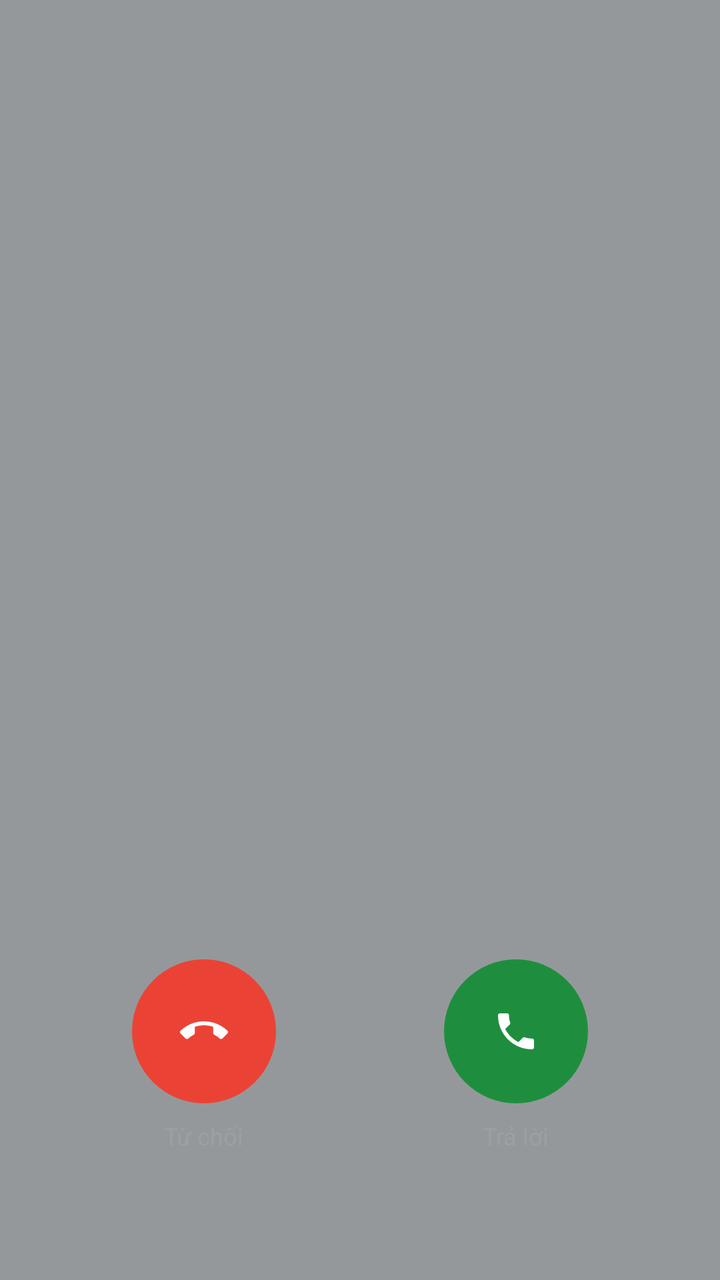
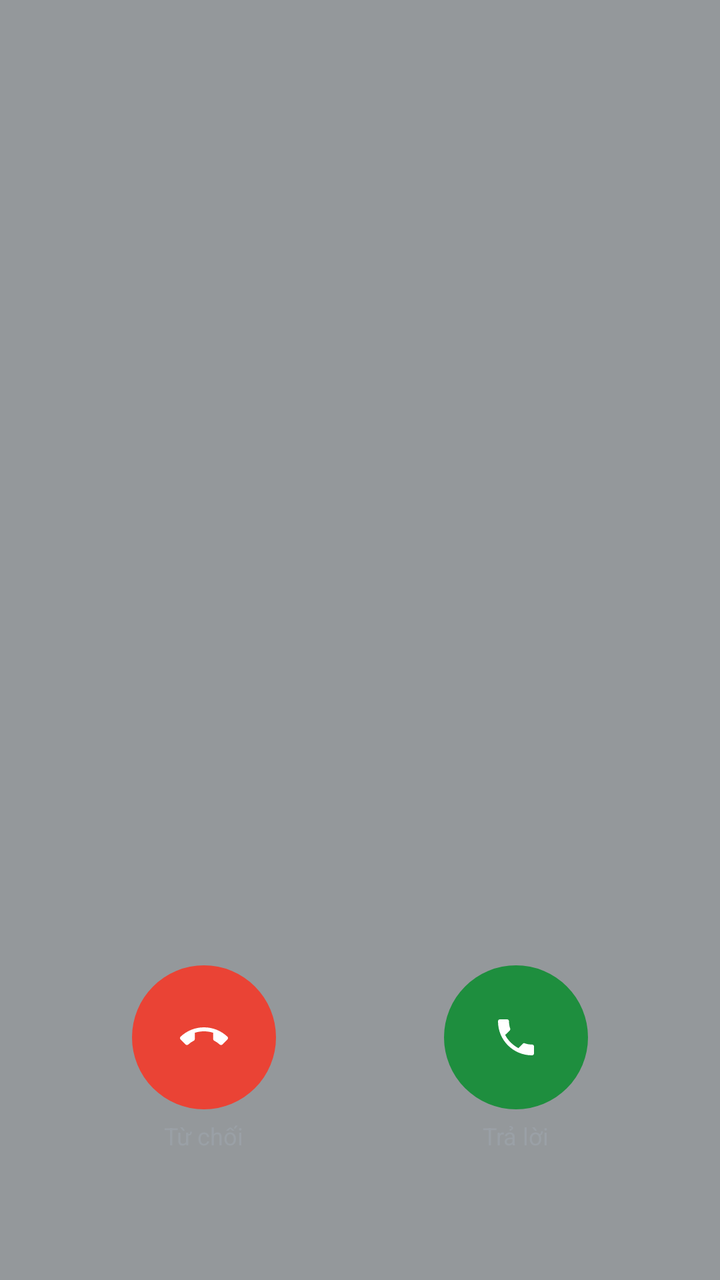

The first picture is an Android layout as it rendered before a commit; the second is the same layout after the commit. The layout source and the unified diff follow.
<!-- AndroidManifest.xml: activity theme Theme.SimpleCall.InCall -->
<!-- res/layout/activity_in_call.xml -->
<?xml version="1.0" encoding="utf-8"?>
<androidx.constraintlayout.widget.ConstraintLayout
    xmlns:android="http://schemas.android.com/apk/res/android"
    xmlns:app="http://schemas.android.com/apk/res-auto"
    android:layout_width="match_parent"
    android:layout_height="match_parent"
    android:background="@drawable/bg_incall_screen">

    
    <TextView android:id="@+id/tvCallerName"
        android:layout_width="0dp" android:layout_height="wrap_content"
        android:layout_marginTop="160dp"
        android:layout_marginStart="24dp" android:layout_marginEnd="24dp"
        android:gravity="center"
        android:textColor="@color/text_on_dark" android:textSize="40sp"
        android:textStyle="bold"
        android:fontFamily="sans-serif" android:singleLine="true"
        app:layout_constraintTop_toTopOf="parent"
        app:layout_constraintStart_toStartOf="parent"
        app:layout_constraintEnd_toEndOf="parent"/>

    
    <LinearLayout android:id="@+id/llSimLine"
        android:layout_width="wrap_content" android:layout_height="wrap_content"
        android:orientation="horizontal" android:gravity="center_vertical"
        android:layout_marginTop="12dp"
        android:visibility="gone"
        app:layout_constraintTop_toBottomOf="@id/tvCallerName"
        app:layout_constraintStart_toStartOf="parent"
        app:layout_constraintEnd_toEndOf="parent">

        <FrameLayout
            android:layout_width="22dp" android:layout_height="22dp"
            android:layout_marginEnd="6dp">
            <TextView android:id="@+id/tvSimBadge"
                android:layout_width="22dp" android:layout_height="22dp"
                android:gravity="center"
                android:background="@drawable/bg_sim_badge"
                android:text="2"
                android:textSize="9sp"
                android:textColor="@color/call_log_muted" />
        </FrameLayout>

        <TextView android:id="@+id/tvCallerNumber"
            android:layout_width="wrap_content" android:layout_height="wrap_content"
            android:textColor="#9AA0A6" android:textSize="15sp"
            android:fontFamily="sans-serif"
            android:visibility="gone"/>
    </LinearLayout>

    
    <LinearLayout android:id="@+id/llStatusLine"
        android:layout_width="wrap_content" android:layout_height="wrap_content"
        android:orientation="horizontal" android:gravity="center_vertical"
        android:layout_marginTop="8dp"
        app:layout_constraintTop_toBottomOf="@id/llSimLine"
        app:layout_constraintStart_toStartOf="parent"
        app:layout_constraintEnd_toEndOf="parent">

        <TextView android:id="@+id/tvHdBadge"
            android:layout_width="wrap_content" android:layout_height="18dp"
            android:paddingStart="4dp" android:paddingEnd="4dp"
            android:gravity="center" android:text="HD"
            android:textSize="10sp" android:textColor="#9AA0A6"
            android:background="@drawable/bg_hd_badge"
            android:layout_marginEnd="6dp"
            android:visibility="gone" />

        <TextView android:id="@+id/tvCallStatus"
            android:layout_width="wrap_content" android:layout_height="wrap_content"
            android:textColor="@color/text_on_dark" android:textSize="14sp"
            android:fontFamily="sans-serif" />
    </LinearLayout>

    
    <LinearLayout android:id="@+id/incomingControls"
        android:layout_width="0dp" android:layout_height="wrap_content"
        android:orientation="horizontal" android:gravity="center"
        android:layout_marginStart="24dp" android:layout_marginEnd="24dp"
        android:layout_marginBottom="64dp"
        app:layout_constraintBottom_toBottomOf="parent"
        app:layout_constraintStart_toStartOf="parent"
        app:layout_constraintEnd_toEndOf="parent">

        <LinearLayout android:layout_width="0dp" android:layout_height="wrap_content"
            android:layout_weight="1" android:orientation="vertical" android:gravity="center">
            <ImageButton android:id="@+id/btnDecline"
                android:layout_width="72dp" android:layout_height="72dp"
                android:background="@drawable/bg_decline_circle"
                android:src="@drawable/ic_call_end"
                android:contentDescription="@string/decline"/>
            <TextView android:layout_width="wrap_content" android:layout_height="wrap_content"
                android:text="Từ chối" android:textColor="#9AA0A6" android:textSize="12sp"
                android:layout_marginTop="8dp" android:fontFamily="sans-serif"/>
        </LinearLayout>

        <LinearLayout android:layout_width="0dp" android:layout_height="wrap_content"
            android:layout_weight="1" android:orientation="vertical" android:gravity="center">
            <ImageButton android:id="@+id/btnAnswer"
                android:layout_width="72dp" android:layout_height="72dp"
                android:background="@drawable/bg_call_circle"
                android:src="@drawable/ic_call"
                android:contentDescription="@string/answer"/>
            <TextView android:layout_width="wrap_content" android:layout_height="wrap_content"
                android:text="Trả lời" android:textColor="#9AA0A6" android:textSize="12sp"
                android:layout_marginTop="8dp" android:fontFamily="sans-serif"/>
        </LinearLayout>
    </LinearLayout>

    
    <LinearLayout android:id="@+id/activeControls"
        android:layout_width="match_parent" android:layout_height="wrap_content"
        android:orientation="vertical" android:visibility="gone"
        android:layout_marginStart="24dp" android:layout_marginEnd="24dp"
        android:layout_marginBottom="24dp"
        app:layout_constraintBottom_toBottomOf="parent"
        app:layout_constraintStart_toStartOf="parent"
        app:layout_constraintEnd_toEndOf="parent">

        
        <LinearLayout android:layout_width="match_parent" android:layout_height="wrap_content"
            android:orientation="horizontal" android:gravity="center"
            android:layout_marginBottom="24dp">

            <LinearLayout android:layout_width="0dp" android:layout_height="wrap_content"
                android:layout_weight="1" android:orientation="vertical" android:gravity="center">
                <ImageButton android:id="@+id/btnRecord"
                    android:layout_width="40dp" android:layout_height="40dp"
                    android:background="@android:color/transparent"
                    android:scaleType="center"
                    android:tint="@color/text_on_dark"
                    android:src="@drawable/ic_record_dot"
                    android:contentDescription="@string/start_recording"/>
                <TextView android:id="@+id/tvRecordLabel"
                    android:layout_width="wrap_content" android:layout_height="wrap_content"
                    android:text="@string/start_recording" android:textColor="#9AA0A6" android:textSize="12sp"
                    android:layout_marginTop="8dp" android:fontFamily="sans-serif"/>
            </LinearLayout>

            <LinearLayout android:layout_width="0dp" android:layout_height="wrap_content"
                android:layout_weight="1" android:orientation="vertical" android:gravity="center">
                <ImageButton android:id="@+id/btnMute"
                    android:layout_width="40dp" android:layout_height="40dp"
                    android:background="@android:color/transparent"
                    android:scaleType="center"
                    android:tint="@color/text_on_dark"
                    android:src="@drawable/ic_mic_off"
                    android:contentDescription="Im lặng"/>
                <TextView android:id="@+id/tvMuteLabel"
                    android:layout_width="wrap_content" android:layout_height="wrap_content"
                    android:text="Im lặng" android:textColor="#9AA0A6" android:textSize="12sp"
                    android:layout_marginTop="8dp" android:fontFamily="sans-serif"/>
            </LinearLayout>

            <LinearLayout android:layout_width="0dp" android:layout_height="wrap_content"
                android:layout_weight="1" android:orientation="vertical" android:gravity="center">
                <ImageButton android:id="@+id/btnHold"
                    android:layout_width="40dp" android:layout_height="40dp"
                    android:background="@android:color/transparent"
                    android:scaleType="center"
                    android:tint="@color/text_on_dark"
                    android:src="@drawable/ic_call_hold"
                    android:contentDescription="@string/hold_call"/>
                <TextView android:id="@+id/tvHoldLabel"
                    android:layout_width="wrap_content" android:layout_height="wrap_content"
                    android:text="@string/hold_call" android:textColor="#9AA0A6" android:textSize="12sp"
                    android:layout_marginTop="8dp" android:fontFamily="sans-serif"/>
            </LinearLayout>
        </LinearLayout>

        
        <LinearLayout android:layout_width="match_parent" android:layout_height="wrap_content"
            android:orientation="horizontal" android:gravity="center"
            android:layout_marginBottom="24dp">

            <LinearLayout android:layout_width="0dp" android:layout_height="wrap_content"
                android:layout_weight="1" android:orientation="vertical" android:gravity="center">
                <ImageButton android:id="@+id/btnClarity"
                    android:layout_width="40dp" android:layout_height="40dp"
                    android:background="@android:color/transparent"
                    android:scaleType="center"
                    android:tint="@color/text_on_dark"
                    android:src="@drawable/ic_call_clarity"
                    android:contentDescription="@string/call_clarity"/>
                <TextView android:id="@+id/tvClarityLabel"
                    android:layout_width="wrap_content" android:layout_height="wrap_content"
                    android:text="@string/call_clarity" android:textColor="#9AA0A6" android:textSize="12sp"
                    android:layout_marginTop="8dp" android:fontFamily="sans-serif"/>
            </LinearLayout>

            <LinearLayout android:layout_width="0dp" android:layout_height="wrap_content"
                android:layout_weight="1" android:orientation="vertical" android:gravity="center">
                <ImageButton android:id="@+id/btnAddCall"
                    android:layout_width="40dp" android:layout_height="40dp"
                    android:background="@android:color/transparent"
                    android:scaleType="center"
                    android:tint="@color/text_on_dark"
                    android:src="@drawable/ic_add"
                    android:contentDescription="@string/add_call"/>
                <TextView android:layout_width="wrap_content" android:layout_height="wrap_content"
                    android:text="@string/add_call" android:textColor="#9AA0A6" android:textSize="12sp"
                    android:layout_marginTop="8dp" android:fontFamily="sans-serif"/>
            </LinearLayout>

            <LinearLayout android:layout_width="0dp" android:layout_height="wrap_content"
                android:layout_weight="1" android:orientation="vertical" android:gravity="center">
                <ImageButton android:id="@+id/btnMore"
                    android:layout_width="40dp" android:layout_height="40dp"
                    android:background="@android:color/transparent"
                    android:scaleType="center"
                    android:tint="@color/text_on_dark"
                    android:src="@drawable/ic_expand_more"
                    android:contentDescription="@string/more_options"/>
                <TextView android:layout_width="wrap_content" android:layout_height="wrap_content"
                    android:text="@string/more_options" android:textColor="#9AA0A6" android:textSize="12sp"
                    android:layout_marginTop="8dp" android:fontFamily="sans-serif"/>
            </LinearLayout>
        </LinearLayout>

        
        <GridLayout android:id="@+id/dtmfPanel"
            android:layout_width="match_parent" android:layout_height="wrap_content"
            android:columnCount="3" android:rowCount="4"
            android:visibility="gone"
            android:layout_marginBottom="24dp">

            <androidx.appcompat.widget.AppCompatButton style="@style/KeyBtn" android:text="1" android:tag="1" android:textColor="@color/text_on_dark"/>
            <androidx.appcompat.widget.AppCompatButton style="@style/KeyBtn" android:text="2" android:tag="2" android:textColor="@color/text_on_dark"/>
            <androidx.appcompat.widget.AppCompatButton style="@style/KeyBtn" android:text="3" android:tag="3" android:textColor="@color/text_on_dark"/>
            <androidx.appcompat.widget.AppCompatButton style="@style/KeyBtn" android:text="4" android:tag="4" android:textColor="@color/text_on_dark"/>
            <androidx.appcompat.widget.AppCompatButton style="@style/KeyBtn" android:text="5" android:tag="5" android:textColor="@color/text_on_dark"/>
            <androidx.appcompat.widget.AppCompatButton style="@style/KeyBtn" android:text="6" android:tag="6" android:textColor="@color/text_on_dark"/>
            <androidx.appcompat.widget.AppCompatButton style="@style/KeyBtn" android:text="7" android:tag="7" android:textColor="@color/text_on_dark"/>
            <androidx.appcompat.widget.AppCompatButton style="@style/KeyBtn" android:text="8" android:tag="8" android:textColor="@color/text_on_dark"/>
            <androidx.appcompat.widget.AppCompatButton style="@style/KeyBtn" android:text="9" android:tag="9" android:textColor="@color/text_on_dark"/>
            <androidx.appcompat.widget.AppCompatButton style="@style/KeyBtn" android:text="*" android:tag="*" android:textColor="@color/text_on_dark"/>
            <androidx.appcompat.widget.AppCompatButton style="@style/KeyBtn" android:text="0" android:tag="0" android:textColor="@color/text_on_dark"/>
            <androidx.appcompat.widget.AppCompatButton style="@style/KeyBtn" android:text="#" android:tag="#" android:textColor="@color/text_on_dark"/>
        </GridLayout>

        
        <LinearLayout android:layout_width="match_parent" android:layout_height="wrap_content"
            android:orientation="horizontal" android:gravity="center">

            <LinearLayout android:layout_width="0dp" android:layout_height="wrap_content"
                android:layout_weight="1" android:orientation="vertical" android:gravity="center">
                <ImageButton android:id="@+id/btnSpeaker"
                    android:layout_width="40dp" android:layout_height="40dp"
                    android:background="@android:color/transparent"
                    android:scaleType="center"
                    android:tint="@color/text_on_dark"
                    android:src="@drawable/ic_volume_up"
                    android:contentDescription="@string/speaker"/>
                <TextView android:id="@+id/tvSpeakerLabel"
                    android:layout_width="wrap_content" android:layout_height="wrap_content"
                    android:text="Loa ngoài" android:textColor="#9AA0A6" android:textSize="12sp"
                    android:layout_marginTop="8dp" android:fontFamily="sans-serif"
                    android:visibility="gone"/>
            </LinearLayout>

            <LinearLayout android:layout_width="0dp" android:layout_height="wrap_content"
                android:layout_weight="1" android:orientation="vertical" android:gravity="center">
                <ImageButton android:id="@+id/btnEndCall"
                    android:layout_width="72dp" android:layout_height="72dp"
                    android:background="@drawable/bg_decline_circle"
                    android:src="@drawable/ic_call_end"
                    android:contentDescription="@string/end_call"/>
                <TextView android:layout_width="wrap_content" android:layout_height="wrap_content"
                    android:text="Kết thúc" android:textColor="#9AA0A6" android:textSize="12sp"
                    android:layout_marginTop="8dp" android:fontFamily="sans-serif"
                    android:visibility="gone"/>
            </LinearLayout>

            <LinearLayout android:layout_width="0dp" android:layout_height="wrap_content"
                android:layout_weight="1" android:orientation="vertical" android:gravity="center">
                <ImageButton android:id="@+id/btnDtmf"
                    android:layout_width="40dp" android:layout_height="40dp"
                    android:background="@android:color/transparent"
                    android:scaleType="center"
                    android:tint="@color/text_on_dark"
                    android:src="@drawable/ic_dialpad"
                    android:contentDescription="Bàn phím"/>
                <TextView android:layout_width="wrap_content" android:layout_height="wrap_content"
                    android:text="Bàn phím" android:textColor="#9AA0A6" android:textSize="12sp"
                    android:layout_marginTop="8dp" android:fontFamily="sans-serif"
                    android:visibility="gone"/>
            </LinearLayout>
        </LinearLayout>
    </LinearLayout>

</androidx.constraintlayout.widget.ConstraintLayout>
<!-- resources referenced by this layout -->
<resources>
  <color name="call_log_muted">#6E7176</color>
  <color name="text_on_dark">#E8EAED</color>
  <!-- drawable bg_call_circle (drawable) -->
  <?xml version="1.0" encoding="utf-8"?>
  <ripple xmlns:android="http://schemas.android.com/apk/res/android"
      android:color="#331E8E3E">
      <item>
          <shape android:shape="oval">
              <solid android:color="@color/btn_call" />
          </shape>
      </item>
  </ripple>
  <!-- drawable bg_decline_circle (drawable) -->
  <?xml version="1.0" encoding="utf-8"?>
  <ripple xmlns:android="http://schemas.android.com/apk/res/android"
      android:color="#33EA4335">
      <item>
          <shape android:shape="oval">
              <solid android:color="@color/btn_decline" />
          </shape>
      </item>
  </ripple>
  <!-- drawable bg_hd_badge (drawable) -->
  <?xml version="1.0" encoding="utf-8"?>
  <shape xmlns:android="http://schemas.android.com/apk/res/android"
      android:shape="rectangle">
      <stroke android:width="1.2dp" android:color="@color/call_log_muted" />
      <corners android:radius="3dp" />
      <solid android:color="@android:color/transparent" />
  </shape>
  <!-- drawable bg_incall_screen (drawable) -->
  <?xml version="1.0" encoding="utf-8"?>
  <shape xmlns:android="http://schemas.android.com/apk/res/android"
      android:shape="rectangle">
      <solid android:color="#94989B" />
  </shape>
  <!-- drawable ic_call_hold (drawable) -->
  <?xml version="1.0" encoding="utf-8"?>
  <vector xmlns:android="http://schemas.android.com/apk/res/android"
      android:width="24dp" android:height="24dp"
      android:viewportWidth="24" android:viewportHeight="24">
      <path android:fillColor="@color/text_on_dark"
          android:pathData="M8,6 L11,6 L11,18 L8,18 Z M13,6 L16,6 L16,18 L13,18 Z"/>
  </vector>
  <!-- drawable ic_expand_more (drawable) -->
  <?xml version="1.0" encoding="utf-8"?>
  <vector xmlns:android="http://schemas.android.com/apk/res/android"
      android:width="24dp" android:height="24dp"
      android:viewportWidth="24" android:viewportHeight="24">
      <path android:fillColor="@color/text_on_dark"
          android:pathData="M16.59,8.59L12,13.17 7.41,8.59 6,10l6,6 6,-6z"/>
  </vector>
  <string name="add_call">Thêm cuộc gọi</string>
  <string name="answer">Trả lời</string>
  <string name="call_clarity">Gọi rõ ràng</string>
  <string name="decline">Từ chối</string>
  <string name="end_call">Kết thúc</string>
  <string name="hold_call">Giữ</string>
  <string name="more_options">Thêm</string>
  <string name="speaker">Loa ngoài</string>
  <string name="start_recording">Bắt đầu ghi âm</string>
  <style name="Theme.SimpleCall.InCall" parent="Theme.MaterialComponents.NoActionBar">
          <item name="android:windowBackground">@color/incall_bg</item>
          <item name="android:statusBarColor">@color/incall_bg</item>
          <item name="android:navigationBarColor">@color/incall_bg</item>
          <item name="android:windowLightStatusBar" tools:targetApi="23">false</item>
      </style>
  <color name="btn_call">#1E8E3E</color>
  <color name="btn_decline">#EA4335</color>
  <color name="text_secondary">#9AA0A6</color>
  <color name="text_primary">#E8EAED</color>
  <!-- drawable bg_key (drawable) -->
  <?xml version="1.0" encoding="utf-8"?>
  <ripple xmlns:android="http://schemas.android.com/apk/res/android"
      android:color="@color/key_ripple">
      <item>
          <shape android:shape="oval">
              <solid android:color="@android:color/transparent" />
          </shape>
      </item>
  </ripple>
  <color name="incall_bg">#3A3A3C</color>
  <color name="key_ripple">#22FFFFFF</color>
  <!-- unchanged entries left out for length: 10 -->
</resources>

<!-- the commit's change to res/layout/activity_in_call.xml (unified diff, before → after) -->
@@ -9,7 +9,7 @@
     
     <TextView android:id="@+id/tvCallerName"
         android:layout_width="0dp" android:layout_height="wrap_content"
-        android:layout_marginTop="160dp"
+        android:layout_marginTop="220dp"
         android:layout_marginStart="24dp" android:layout_marginEnd="24dp"
         android:gravity="center"
         android:textColor="@color/text_on_dark" android:textSize="40sp"
@@ -44,8 +44,7 @@
         <TextView android:id="@+id/tvCallerNumber"
             android:layout_width="wrap_content" android:layout_height="wrap_content"
             android:textColor="#9AA0A6" android:textSize="15sp"
-            android:fontFamily="sans-serif"
-            android:visibility="gone"/>
+            android:fontFamily="sans-serif"/>
     </LinearLayout>
 
     
@@ -91,7 +90,7 @@
                 android:contentDescription="@string/decline"/>
             <TextView android:layout_width="wrap_content" android:layout_height="wrap_content"
                 android:text="Từ chối" android:textColor="#9AA0A6" android:textSize="12sp"
-                android:layout_marginTop="8dp" android:fontFamily="sans-serif"/>
+                android:layout_marginTop="5dp" android:fontFamily="sans-serif"/>
         </LinearLayout>
 
         <LinearLayout android:layout_width="0dp" android:layout_height="wrap_content"
@@ -103,7 +102,7 @@
                 android:contentDescription="@string/answer"/>
             <TextView android:layout_width="wrap_content" android:layout_height="wrap_content"
                 android:text="Trả lời" android:textColor="#9AA0A6" android:textSize="12sp"
-                android:layout_marginTop="8dp" android:fontFamily="sans-serif"/>
+                android:layout_marginTop="5dp" android:fontFamily="sans-serif"/>
         </LinearLayout>
     </LinearLayout>
 
@@ -120,12 +119,12 @@
         
         <LinearLayout android:layout_width="match_parent" android:layout_height="wrap_content"
             android:orientation="horizontal" android:gravity="center"
-            android:layout_marginBottom="24dp">
+            android:layout_marginBottom="16dp">
 
             <LinearLayout android:layout_width="0dp" android:layout_height="wrap_content"
                 android:layout_weight="1" android:orientation="vertical" android:gravity="center">
                 <ImageButton android:id="@+id/btnRecord"
-                    android:layout_width="40dp" android:layout_height="40dp"
+                    android:layout_width="28dp" android:layout_height="28dp"
                     android:background="@android:color/transparent"
                     android:scaleType="center"
                     android:tint="@color/text_on_dark"
@@ -134,13 +133,13 @@
                 <TextView android:id="@+id/tvRecordLabel"
                     android:layout_width="wrap_content" android:layout_height="wrap_content"
                     android:text="@string/start_recording" android:textColor="#9AA0A6" android:textSize="12sp"
-                    android:layout_marginTop="8dp" android:fontFamily="sans-serif"/>
+                    android:layout_marginTop="5dp" android:fontFamily="sans-serif"/>
             </LinearLayout>
 
             <LinearLayout android:layout_width="0dp" android:layout_height="wrap_content"
                 android:layout_weight="1" android:orientation="vertical" android:gravity="center">
                 <ImageButton android:id="@+id/btnMute"
-                    android:layout_width="40dp" android:layout_height="40dp"
+                    android:layout_width="28dp" android:layout_height="28dp"
                     android:background="@android:color/transparent"
                     android:scaleType="center"
                     android:tint="@color/text_on_dark"
@@ -149,13 +148,13 @@
                 <TextView android:id="@+id/tvMuteLabel"
                     android:layout_width="wrap_content" android:layout_height="wrap_content"
                     android:text="Im lặng" android:textColor="#9AA0A6" android:textSize="12sp"
-                    android:layout_marginTop="8dp" android:fontFamily="sans-serif"/>
+                    android:layout_marginTop="5dp" android:fontFamily="sans-serif"/>
             </LinearLayout>
 
             <LinearLayout android:layout_width="0dp" android:layout_height="wrap_content"
                 android:layout_weight="1" android:orientation="vertical" android:gravity="center">
                 <ImageButton android:id="@+id/btnHold"
-                    android:layout_width="40dp" android:layout_height="40dp"
+                    android:layout_width="28dp" android:layout_height="28dp"
                     android:background="@android:color/transparent"
                     android:scaleType="center"
                     android:tint="@color/text_on_dark"
@@ -164,19 +163,19 @@
                 <TextView android:id="@+id/tvHoldLabel"
                     android:layout_width="wrap_content" android:layout_height="wrap_content"
                     android:text="@string/hold_call" android:textColor="#9AA0A6" android:textSize="12sp"
-                    android:layout_marginTop="8dp" android:fontFamily="sans-serif"/>
+                    android:layout_marginTop="5dp" android:fontFamily="sans-serif"/>
             </LinearLayout>
         </LinearLayout>
 
         
         <LinearLayout android:layout_width="match_parent" android:layout_height="wrap_content"
             android:orientation="horizontal" android:gravity="center"
-            android:layout_marginBottom="24dp">
+            android:layout_marginBottom="16dp">
 
             <LinearLayout android:layout_width="0dp" android:layout_height="wrap_content"
                 android:layout_weight="1" android:orientation="vertical" android:gravity="center">
                 <ImageButton android:id="@+id/btnClarity"
-                    android:layout_width="40dp" android:layout_height="40dp"
+                    android:layout_width="28dp" android:layout_height="28dp"
                     android:background="@android:color/transparent"
                     android:scaleType="center"
                     android:tint="@color/text_on_dark"
@@ -185,13 +184,13 @@
                 <TextView android:id="@+id/tvClarityLabel"
                     android:layout_width="wrap_content" android:layout_height="wrap_content"
                     android:text="@string/call_clarity" android:textColor="#9AA0A6" android:textSize="12sp"
-                    android:layout_marginTop="8dp" android:fontFamily="sans-serif"/>
+                    android:layout_marginTop="5dp" android:fontFamily="sans-serif"/>
             </LinearLayout>
 
             <LinearLayout android:layout_width="0dp" android:layout_height="wrap_content"
                 android:layout_weight="1" android:orientation="vertical" android:gravity="center">
                 <ImageButton android:id="@+id/btnAddCall"
-                    android:layout_width="40dp" android:layout_height="40dp"
+                    android:layout_width="28dp" android:layout_height="28dp"
                     android:background="@android:color/transparent"
                     android:scaleType="center"
                     android:tint="@color/text_on_dark"
@@ -199,13 +198,13 @@
                     android:contentDescription="@string/add_call"/>
                 <TextView android:layout_width="wrap_content" android:layout_height="wrap_content"
                     android:text="@string/add_call" android:textColor="#9AA0A6" android:textSize="12sp"
-                    android:layout_marginTop="8dp" android:fontFamily="sans-serif"/>
+                    android:layout_marginTop="5dp" android:fontFamily="sans-serif"/>
             </LinearLayout>
 
             <LinearLayout android:layout_width="0dp" android:layout_height="wrap_content"
                 android:layout_weight="1" android:orientation="vertical" android:gravity="center">
                 <ImageButton android:id="@+id/btnMore"
-                    android:layout_width="40dp" android:layout_height="40dp"
+                    android:layout_width="28dp" android:layout_height="28dp"
                     android:background="@android:color/transparent"
                     android:scaleType="center"
                     android:tint="@color/text_on_dark"
@@ -213,7 +212,7 @@
                     android:contentDescription="@string/more_options"/>
                 <TextView android:layout_width="wrap_content" android:layout_height="wrap_content"
                     android:text="@string/more_options" android:textColor="#9AA0A6" android:textSize="12sp"
-                    android:layout_marginTop="8dp" android:fontFamily="sans-serif"/>
+                    android:layout_marginTop="5dp" android:fontFamily="sans-serif"/>
             </LinearLayout>
         </LinearLayout>
 
@@ -245,7 +244,7 @@
             <LinearLayout android:layout_width="0dp" android:layout_height="wrap_content"
                 android:layout_weight="1" android:orientation="vertical" android:gravity="center">
                 <ImageButton android:id="@+id/btnSpeaker"
-                    android:layout_width="40dp" android:layout_height="40dp"
+                    android:layout_width="28dp" android:layout_height="28dp"
                     android:background="@android:color/transparent"
                     android:scaleType="center"
                     android:tint="@color/text_on_dark"
@@ -254,7 +253,7 @@
                 <TextView android:id="@+id/tvSpeakerLabel"
                     android:layout_width="wrap_content" android:layout_height="wrap_content"
                     android:text="Loa ngoài" android:textColor="#9AA0A6" android:textSize="12sp"
-                    android:layout_marginTop="8dp" android:fontFamily="sans-serif"
+                    android:layout_marginTop="5dp" android:fontFamily="sans-serif"
                     android:visibility="gone"/>
             </LinearLayout>
 
@@ -267,14 +266,14 @@
                     android:contentDescription="@string/end_call"/>
                 <TextView android:layout_width="wrap_content" android:layout_height="wrap_content"
                     android:text="Kết thúc" android:textColor="#9AA0A6" android:textSize="12sp"
-                    android:layout_marginTop="8dp" android:fontFamily="sans-serif"
+                    android:layout_marginTop="5dp" android:fontFamily="sans-serif"
                     android:visibility="gone"/>
             </LinearLayout>
 
             <LinearLayout android:layout_width="0dp" android:layout_height="wrap_content"
                 android:layout_weight="1" android:orientation="vertical" android:gravity="center">
                 <ImageButton android:id="@+id/btnDtmf"
-                    android:layout_width="40dp" android:layout_height="40dp"
+                    android:layout_width="28dp" android:layout_height="28dp"
                     android:background="@android:color/transparent"
                     android:scaleType="center"
                     android:tint="@color/text_on_dark"
@@ -282,7 +281,7 @@
                     android:contentDescription="Bàn phím"/>
                 <TextView android:layout_width="wrap_content" android:layout_height="wrap_content"
                     android:text="Bàn phím" android:textColor="#9AA0A6" android:textSize="12sp"
-                    android:layout_marginTop="8dp" android:fontFamily="sans-serif"
+                    android:layout_marginTop="5dp" android:fontFamily="sans-serif"
                     android:visibility="gone"/>
             </LinearLayout>
         </LinearLayout>
